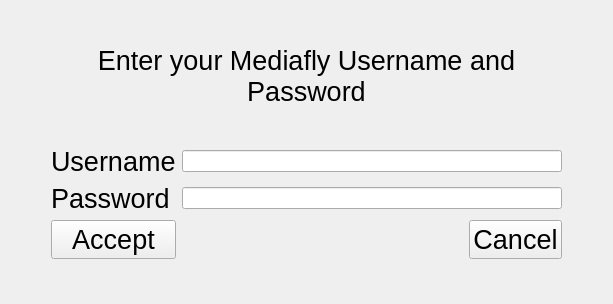
tex/mediafly, file mediaflyplayer/forms/MediaflyLoginPerson.ui: the form before one commit.
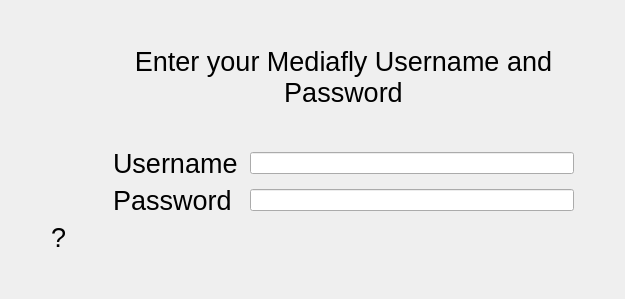
The form after the commit. Custom widgets are drawn as their Qt base class.

Commit message: Implement help in LoginPerson screen.

Patch:
```diff
--- a/mediaflyplayer/forms/MediaflyLoginPerson.ui
+++ b/mediaflyplayer/forms/MediaflyLoginPerson.ui
@@ -5,15 +5,102 @@
    <rect>
     <x>0</x>
     <y>0</y>
-    <width>613</width>
-    <height>304</height>
+    <width>625</width>
+    <height>299</height>
    </rect>
   </property>
   <property name="windowTitle" >
    <string>Form</string>
   </property>
   <layout class="QGridLayout" name="gridLayout" >
-   <item row="1" column="1" colspan="3" >
+   <item row="0" column="5" >
+    <spacer name="verticalSpacer" >
+     <property name="orientation" >
+      <enum>Qt::Vertical</enum>
+     </property>
+     <property name="sizeHint" stdset="0" >
+      <size>
+       <width>20</width>
+       <height>40</height>
+      </size>
+     </property>
+    </spacer>
+   </item>
+   <item row="7" column="5" >
+    <spacer name="verticalSpacer_2" >
+     <property name="orientation" >
+      <enum>Qt::Vertical</enum>
+     </property>
+     <property name="sizeHint" stdset="0" >
+      <size>
+       <width>20</width>
+       <height>40</height>
+      </size>
+     </property>
+    </spacer>
+   </item>
+   <item row="4" column="0" >
+    <spacer name="horizontalSpacer_2" >
+     <property name="orientation" >
+      <enum>Qt::Horizontal</enum>
+     </property>
+     <property name="sizeType" >
+      <enum>QSizePolicy::Preferred</enum>
+     </property>
+     <property name="sizeHint" stdset="0" >
+      <size>
+       <width>40</width>
+       <height>20</height>
+      </size>
+     </property>
+    </spacer>
+   </item>
+   <item row="4" column="7" >
+    <spacer name="horizontalSpacer_3" >
+     <property name="orientation" >
+      <enum>Qt::Horizontal</enum>
+     </property>
+     <property name="sizeType" >
+      <enum>QSizePolicy::Preferred</enum>
+     </property>
+     <property name="sizeHint" stdset="0" >
+      <size>
+       <width>40</width>
+       <height>20</height>
+      </size>
+     </property>
+    </spacer>
+   </item>
+   <item row="2" column="5" >
+    <spacer name="verticalSpacer_3" >
+     <property name="orientation" >
+      <enum>Qt::Vertical</enum>
+     </property>
+     <property name="sizeType" >
+      <enum>QSizePolicy::Preferred</enum>
+     </property>
+     <property name="sizeHint" stdset="0" >
+      <size>
+       <width>20</width>
+       <height>40</height>
+      </size>
+     </property>
+    </spacer>
+   </item>
+   <item row="6" column="5" >
+    <spacer name="horizontalSpacer" >
+     <property name="orientation" >
+      <enum>Qt::Horizontal</enum>
+     </property>
+     <property name="sizeHint" stdset="0" >
+      <size>
+       <width>40</width>
+       <height>20</height>
+      </size>
+     </property>
+    </spacer>
+   </item>
+   <item row="1" column="3" colspan="4" >
     <widget class="QLabel" name="label" >
      <property name="font" >
       <font>
@@ -31,7 +118,7 @@
      </property>
     </widget>
    </item>
-   <item row="3" column="1" >
+   <item row="3" column="3" >
     <widget class="QLabel" name="label_2" >
      <property name="font" >
       <font>
@@ -43,10 +130,10 @@
      </property>
     </widget>
    </item>
-   <item row="3" column="2" colspan="2" >
+   <item row="3" column="5" colspan="2" >
     <widget class="NLineEdit" name="m_username" />
    </item>
-   <item row="4" column="1" >
+   <item row="4" column="3" >
     <widget class="QLabel" name="label_3" >
      <property name="font" >
       <font>
@@ -58,65 +145,26 @@
      </property>
     </widget>
    </item>
-   <item row="4" column="2" colspan="2" >
+   <item row="4" column="5" colspan="2" >
     <widget class="NLineEdit" name="m_password" />
    </item>
    <item row="6" column="1" >
-    <widget class="QPushButton" name="m_accept" >
+    <widget class="QLabel" name="label_4" >
      <property name="font" >
       <font>
        <pointsize>20</pointsize>
       </font>
      </property>
      <property name="text" >
-      <string>Accept</string>
+      <string>?</string>
      </property>
     </widget>
    </item>
    <item row="6" column="2" >
-    <spacer name="horizontalSpacer" >
+    <spacer name="horizontalSpacer_4" >
      <property name="orientation" >
       <enum>Qt::Horizontal</enum>
      </property>
-     <property name="sizeHint" stdset="0" >
-      <size>
-       <width>40</width>
-       <height>20</height>
-      </size>
-     </property>
-    </spacer>
-   </item>
-   <item row="0" column="2" >
-    <spacer name="verticalSpacer" >
-     <property name="orientation" >
-      <enum>Qt::Vertical</enum>
-     </property>
-     <property name="sizeHint" stdset="0" >
-      <size>
-       <width>20</width>
-       <height>40</height>
-      </size>
-     </property>
-    </spacer>
-   </item>
-   <item row="7" column="2" >
-    <spacer name="verticalSpacer_2" >
-     <property name="orientation" >
-      <enum>Qt::Vertical</enum>
-     </property>
-     <property name="sizeHint" stdset="0" >
-      <size>
-       <width>20</width>
-       <height>40</height>
-      </size>
-     </property>
-    </spacer>
-   </item>
-   <item row="4" column="0" >
-    <spacer name="horizontalSpacer_2" >
-     <property name="orientation" >
-      <enum>Qt::Horizontal</enum>
-     </property>
      <property name="sizeType" >
       <enum>QSizePolicy::Preferred</enum>
      </property>
@@ -128,50 +176,6 @@
      </property>
     </spacer>
    </item>
-   <item row="4" column="4" >
-    <spacer name="horizontalSpacer_3" >
-     <property name="orientation" >
-      <enum>Qt::Horizontal</enum>
-     </property>
-     <property name="sizeType" >
-      <enum>QSizePolicy::Preferred</enum>
-     </property>
-     <property name="sizeHint" stdset="0" >
-      <size>
-       <width>40</width>
-       <height>20</height>
-      </size>
-     </property>
-    </spacer>
-   </item>
-   <item row="6" column="3" >
-    <widget class="QPushButton" name="m_cancel" >
-     <property name="font" >
-      <font>
-       <pointsize>20</pointsize>
-      </font>
-     </property>
-     <property name="text" >
-      <string>Cancel</string>
-     </property>
-    </widget>
-   </item>
-   <item row="2" column="2" >
-    <spacer name="verticalSpacer_3" >
-     <property name="orientation" >
-      <enum>Qt::Vertical</enum>
-     </property>
-     <property name="sizeType" >
-      <enum>QSizePolicy::Preferred</enum>
-     </property>
-     <property name="sizeHint" stdset="0" >
-      <size>
-       <width>20</width>
-       <height>40</height>
-      </size>
-     </property>
-    </spacer>
-   </item>
   </layout>
  </widget>
  <customwidgets>
```
Left out of the diff: 4 changed lines with no effect on the pictures. The commit also changes 1 other file.
